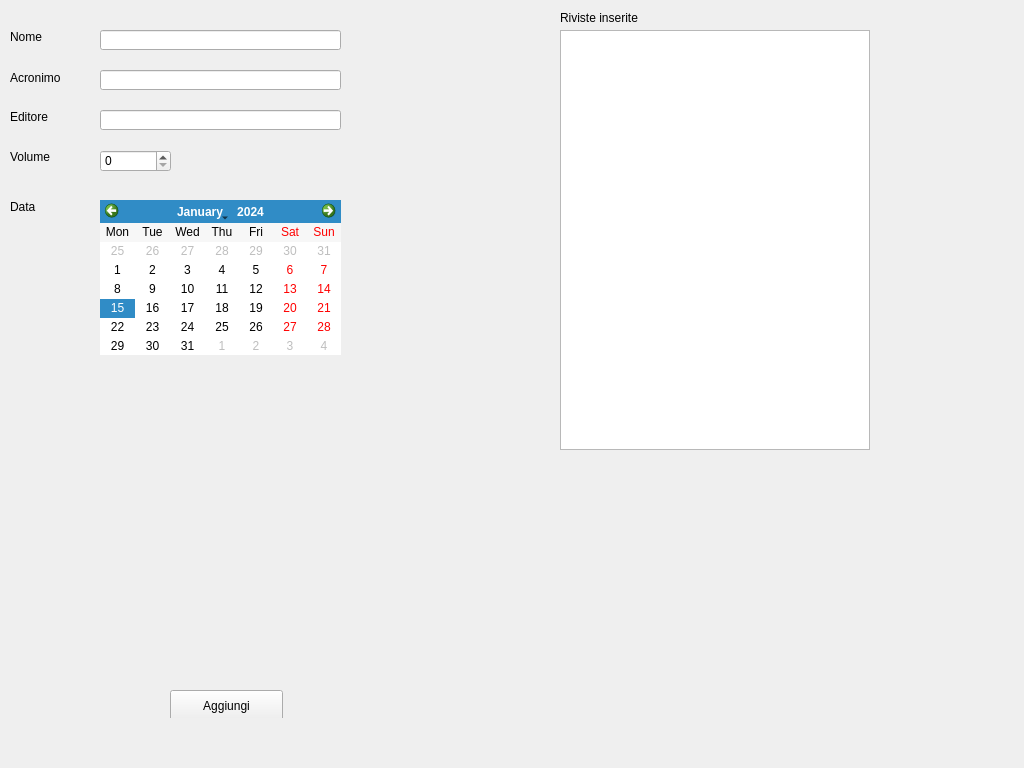
First picture: the form in Progetto/paginarivista.ui, repository marcovirgillo/ProgettoPO, before the edit.
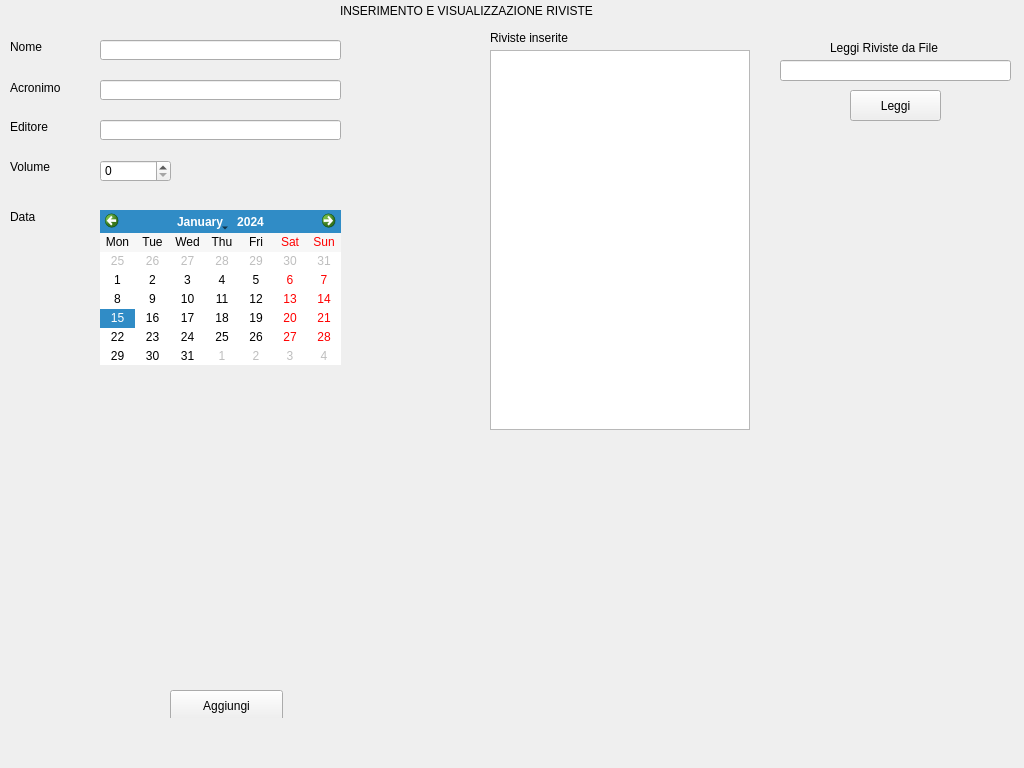
Second picture: the form after the edit.

```diff
--- a/Progetto/paginarivista.ui
+++ b/Progetto/paginarivista.ui
@@ -30,7 +30,7 @@
      <property name="geometry">
       <rect>
        <x>100</x>
-       <y>150</y>
+       <y>160</y>
        <width>71</width>
        <height>22</height>
       </rect>
@@ -43,7 +43,7 @@
      <property name="geometry">
       <rect>
        <x>100</x>
-       <y>110</y>
+       <y>120</y>
        <width>241</width>
        <height>20</height>
       </rect>
@@ -53,7 +53,7 @@
      <property name="geometry">
       <rect>
        <x>10</x>
-       <y>200</y>
+       <y>210</y>
        <width>47</width>
        <height>13</height>
       </rect>
@@ -66,7 +66,7 @@
      <property name="geometry">
       <rect>
        <x>10</x>
-       <y>150</y>
+       <y>160</y>
        <width>47</width>
        <height>13</height>
       </rect>
@@ -79,7 +79,7 @@
      <property name="geometry">
       <rect>
        <x>10</x>
-       <y>110</y>
+       <y>120</y>
        <width>47</width>
        <height>13</height>
       </rect>
@@ -92,7 +92,7 @@
      <property name="geometry">
       <rect>
        <x>100</x>
-       <y>70</y>
+       <y>80</y>
        <width>241</width>
        <height>20</height>
       </rect>
@@ -102,7 +102,7 @@
      <property name="geometry">
       <rect>
        <x>100</x>
-       <y>200</y>
+       <y>210</y>
        <width>241</width>
        <height>155</height>
       </rect>
@@ -121,7 +121,7 @@
      <property name="geometry">
       <rect>
        <x>100</x>
-       <y>30</y>
+       <y>40</y>
        <width>241</width>
        <height>20</height>
       </rect>
@@ -131,7 +131,7 @@
      <property name="geometry">
       <rect>
        <x>10</x>
-       <y>70</y>
+       <y>80</y>
        <width>61</width>
        <height>16</height>
       </rect>
@@ -157,7 +157,7 @@
      <property name="geometry">
       <rect>
        <x>10</x>
-       <y>30</y>
+       <y>40</y>
        <width>47</width>
        <height>13</height>
       </rect>
@@ -169,18 +169,18 @@
     <widget class="QListWidget" name="listRiviste">
      <property name="geometry">
       <rect>
-       <x>560</x>
-       <y>30</y>
-       <width>310</width>
-       <height>420</height>
+       <x>490</x>
+       <y>50</y>
+       <width>260</width>
+       <height>380</height>
       </rect>
      </property>
     </widget>
     <widget class="QLabel" name="labelRivisteInserite">
      <property name="geometry">
       <rect>
-       <x>560</x>
-       <y>10</y>
+       <x>490</x>
+       <y>30</y>
        <width>91</width>
        <height>16</height>
       </rect>
@@ -189,6 +189,55 @@
       <string>Riviste inserite</string>
      </property>
     </widget>
+    <widget class="QLabel" name="labelTitolo">
+     <property name="geometry">
+      <rect>
+       <x>340</x>
+       <y>3</y>
+       <width>271</width>
+       <height>16</height>
+      </rect>
+     </property>
+     <property name="text">
+      <string>INSERIMENTO E VISUALIZZAZIONE RIVISTE</string>
+     </property>
+    </widget>
+    <widget class="QPushButton" name="buttonLeggi">
+     <property name="geometry">
+      <rect>
+       <x>850</x>
+       <y>90</y>
+       <width>91</width>
+       <height>31</height>
+      </rect>
+     </property>
+     <property name="text">
+      <string>Leggi</string>
+     </property>
+    </widget>
+    <widget class="QLabel" name="labelLeggiDaFile">
+     <property name="geometry">
+      <rect>
+       <x>830</x>
+       <y>40</y>
+       <width>131</width>
+       <height>16</height>
+      </rect>
+     </property>
+     <property name="text">
+      <string>Leggi Riviste da File</string>
+     </property>
+    </widget>
+    <widget class="QLineEdit" name="Percorso">
+     <property name="geometry">
+      <rect>
+       <x>780</x>
+       <y>60</y>
+       <width>231</width>
+       <height>21</height>
+      </rect>
+     </property>
+    </widget>
    </widget>
   </widget>
  </widget>
```
